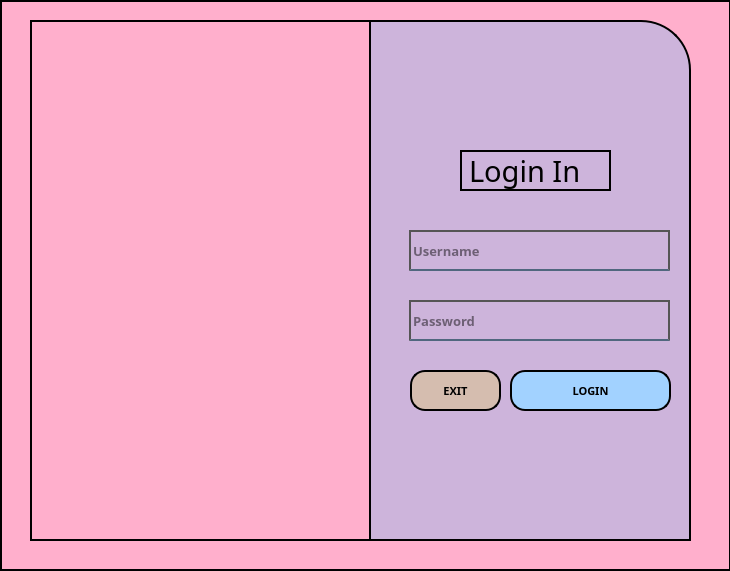
Qt form ui/ui/SignIn.ui (saqlainrai/DSA-Final-Project) before a commit.
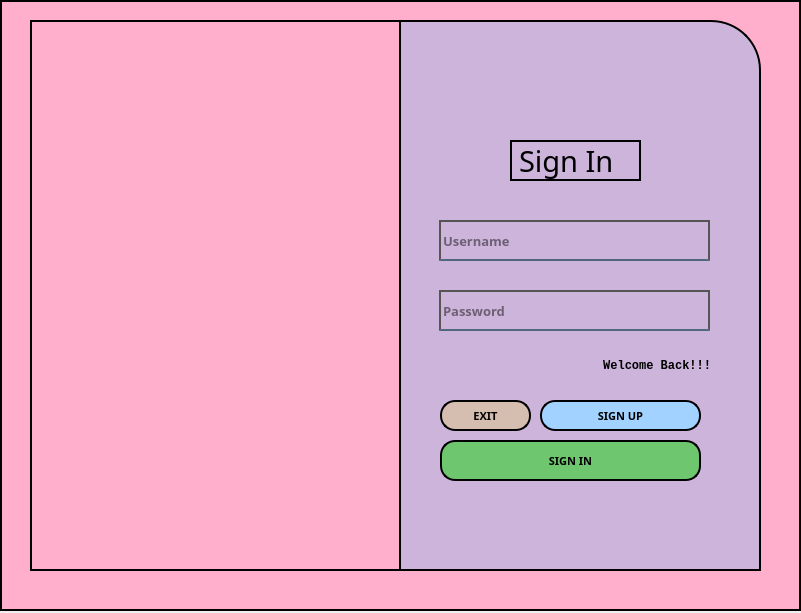
The same form after that commit. Icons and pictures are not drawn.

Commit message: Added UI, linked signup functionality

```diff
--- a/ui/ui/SignIn.ui
+++ b/ui/ui/SignIn.ui
@@ -6,8 +6,8 @@
    <rect>
     <x>0</x>
     <y>0</y>
-    <width>730</width>
-    <height>571</height>
+    <width>801</width>
+    <height>613</height>
    </rect>
   </property>
   <property name="windowTitle">
@@ -19,8 +19,8 @@
      <rect>
       <x>0</x>
       <y>0</y>
-      <width>731</width>
-      <height>571</height>
+      <width>801</width>
+      <height>611</height>
      </rect>
     </property>
     <property name="styleSheet">
@@ -31,10 +31,10 @@
     <widget class="QLabel" name="label_2">
      <property name="geometry">
       <rect>
-       <x>360</x>
+       <x>380</x>
        <y>20</y>
-       <width>331</width>
-       <height>521</height>
+       <width>381</width>
+       <height>551</height>
       </rect>
      </property>
      <property name="styleSheet">
@@ -53,9 +53,9 @@
     <widget class="QLabel" name="label_3">
      <property name="geometry">
       <rect>
-       <x>460</x>
-       <y>150</y>
-       <width>151</width>
+       <x>510</x>
+       <y>140</y>
+       <width>131</width>
        <height>41</height>
       </rect>
      </property>
@@ -72,15 +72,15 @@
       <string notr="true">background-color: #cdb4db;</string>
      </property>
      <property name="text">
-      <string>Login In</string>
+      <string>Sign In</string>
      </property>
     </widget>
     <widget class="QLineEdit" name="txtUsername">
      <property name="geometry">
       <rect>
-       <x>409</x>
-       <y>230</y>
-       <width>261</width>
+       <x>439</x>
+       <y>220</y>
+       <width>271</width>
        <height>41</height>
       </rect>
      </property>
@@ -109,9 +109,9 @@
     <widget class="QLineEdit" name="txtPassword">
      <property name="geometry">
       <rect>
-       <x>409</x>
-       <y>300</y>
-       <width>261</width>
+       <x>439</x>
+       <y>290</y>
+       <width>271</width>
        <height>41</height>
       </rect>
      </property>
@@ -140,9 +140,9 @@
     <widget class="QPushButton" name="btnLogin">
      <property name="geometry">
       <rect>
-       <x>510</x>
-       <y>370</y>
-       <width>161</width>
+       <x>440</x>
+       <y>440</y>
+       <width>261</width>
        <height>41</height>
       </rect>
      </property>
@@ -157,7 +157,7 @@
      </property>
      <property name="styleSheet">
       <string notr="true">QPushButton {
-	background-color: #a2d2ff;
+    background-color: #6ec66e;
     border-radius: 15px;
     color: black;
     padding: 8px 16px;
@@ -169,11 +169,12 @@
 }
 
 QPushButton:pressed {
-	background-color: #a2d2ff;
-}</string>
+    background-color: #6ec66e;
+}
+</string>
      </property>
      <property name="text">
-      <string>LOGIN</string>
+      <string>SIGN IN</string>
      </property>
     </widget>
     <widget class="QLabel" name="label">
@@ -181,8 +182,8 @@
       <rect>
        <x>30</x>
        <y>20</y>
-       <width>341</width>
-       <height>521</height>
+       <width>371</width>
+       <height>551</height>
       </rect>
      </property>
      <property name="text">
@@ -198,10 +199,10 @@
     <widget class="QPushButton" name="btnExit">
      <property name="geometry">
       <rect>
-       <x>410</x>
-       <y>370</y>
+       <x>440</x>
+       <y>400</y>
        <width>91</width>
-       <height>41</height>
+       <height>31</height>
       </rect>
      </property>
      <property name="font">
@@ -235,6 +236,72 @@
       <string>EXIT</string>
      </property>
     </widget>
+    <widget class="QPushButton" name="btnSignUp">
+     <property name="geometry">
+      <rect>
+       <x>540</x>
+       <y>400</y>
+       <width>161</width>
+       <height>31</height>
+      </rect>
+     </property>
+     <property name="font">
+      <font>
+       <family>Century Gothic</family>
+       <pointsize>8</pointsize>
+       <weight>75</weight>
+       <bold>true</bold>
+       <underline>false</underline>
+      </font>
+     </property>
+     <property name="styleSheet">
+      <string notr="true">QPushButton {
+	background-color: #a2d2ff;
+    border-radius: 15px;
+    color: black;
+    padding: 8px 16px;
+}
+
+QPushButton:hover {
+	background-color: #bde0fe;
+    text-decoration: underline;
+}
+
+QPushButton:pressed {
+	background-color: #a2d2ff;
+}</string>
+     </property>
+     <property name="text">
+      <string>SIGN UP</string>
+     </property>
+    </widget>
+    <widget class="QLabel" name="label_4">
+     <property name="geometry">
+      <rect>
+       <x>440</x>
+       <y>350</y>
+       <width>271</width>
+       <height>31</height>
+      </rect>
+     </property>
+     <property name="font">
+      <font>
+       <family>Courier New</family>
+       <weight>75</weight>
+       <bold>true</bold>
+      </font>
+     </property>
+     <property name="styleSheet">
+      <string notr="true">background-color: rgba(255, 255, 255, 0);
+border: 0px;</string>
+     </property>
+     <property name="text">
+      <string>Welcome Back!!!</string>
+     </property>
+     <property name="alignment">
+      <set>Qt::AlignRight|Qt::AlignTrailing|Qt::AlignVCenter</set>
+     </property>
+    </widget>
    </widget>
   </widget>
  </widget>
```
Left out of the diff: 4 changed lines with no effect on the pictures. The commit also changes 6 other files.
